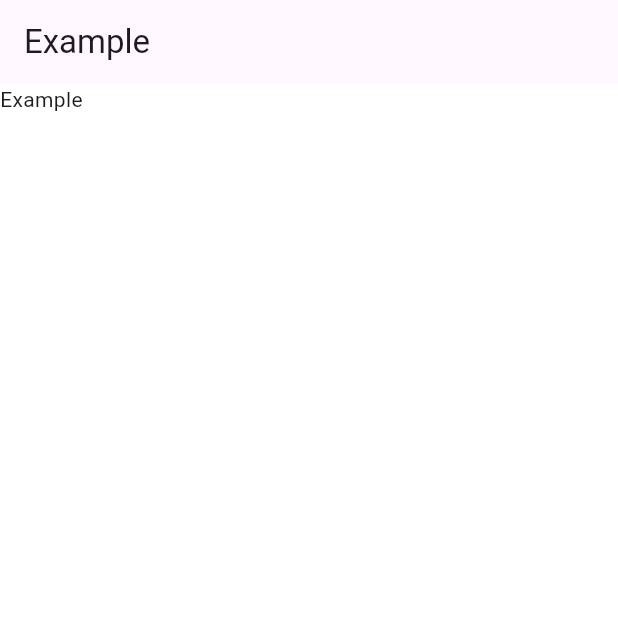
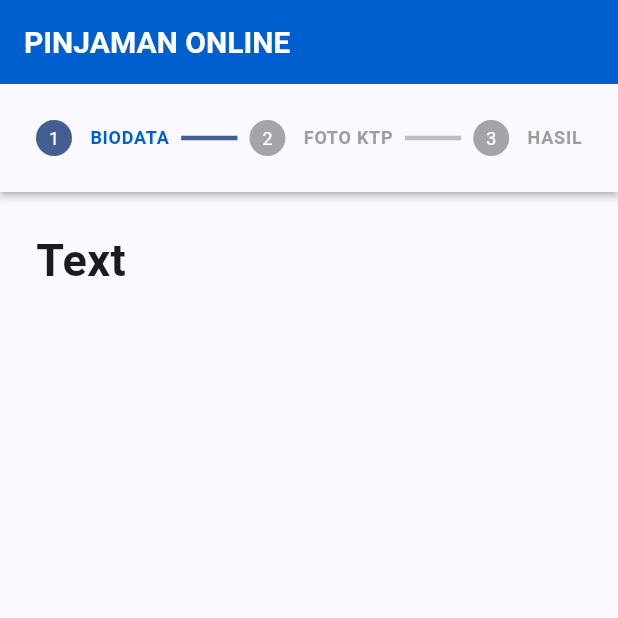
Before and after one commit to Leviansky/assestment-SERU, a Flutter app: the screen it shows after launch, on a phone screen of 412 x 824 dp, the top half of it. Run offline on Flutter 3.47's test engine with Material 3 defaults, Android fonts, the phone set to English and light mode, and no system bars; our stand-ins replace get; missing offline and left inert: flutter_wizard; Roboto replaces fonts that are missing (Nunito).

```diff
--- a/lib/app/modules/register-pinjol/controllers/register_pinjol_controller.dart
+++ b/lib/app/modules/register-pinjol/controllers/register_pinjol_controller.dart
@@ -1,5 +1,23 @@
+import 'package:flutter/material.dart';
 import 'package:get/get.dart';
+import 'package:mobile_app/app/modules/register-pinjol/views/register_pinjol_step1_view.dart';
 
 class RegisterPinjolController extends GetxController {
   static RegisterPinjolController get to => Get.find();
+
+  int index = 0;
+
+  void goContinue() {
+    if (index < 2) {
+      index += 1;
+      update();
+    }
+  }
+
+  void goCancel() {
+    if (index > 0) {
+      index -= 1;
+      update();
+    }
+  }
 }
--- /dev/null
+++ b/lib/app/modules/register-pinjol/views/register_pinjol_step1_view.dart
@@ -0,0 +1,23 @@
+// ignore_for_file: camel_case_types, prefer_typing_uninitialized_variables
+
+import 'package:flutter/material.dart';
+
+class RegisterStep1 extends StatefulWidget {
+  const RegisterStep1({Key? key}) : super(key: key);
+
+  @override
+  State<RegisterStep1> createState() => _RegisterStep1State();
+}
+
+class _RegisterStep1State extends State<RegisterStep1> {
+  @override
+  Widget build(BuildContext context) {
+    return Text(
+      'Text',
+      style: TextStyle(
+        fontSize: 30,
+        fontWeight: FontWeight.bold,
+      ),
+    );
+  }
+}
--- a/lib/app/modules/register-pinjol/views/register_pinjol_view.dart
+++ b/lib/app/modules/register-pinjol/views/register_pinjol_view.dart
@@ -1,7 +1,8 @@
 import 'package:flutter/material.dart';
+import 'package:flutter_wizard/flutter_wizard.dart';
 import 'package:get/get.dart';
-
-import '../../../../resources/colors.dart';
+import 'package:mobile_app/app/modules/register-pinjol/views/register_pinjol_step1_view.dart';
+import 'package:mobile_app/resources/colors.dart';
 import '../controllers/register_pinjol_controller.dart';
 
 class RegisterPinjolView extends StatefulWidget {
@@ -16,12 +17,100 @@ class _RegisterPinjolViewState extends State<RegisterPinjolView> {
 
   @override
   Widget build(BuildContext context) {
-    return Scaffold(
-      backgroundColor: Colors.white,
-      appBar: AppBar(
-        title: Text('Example'),
-      ),
-      body: Text('Example'),
+    return GetBuilder<RegisterPinjolController>(
+      builder: (controller) {
+        return Scaffold(
+          appBar: AppBar(
+            backgroundColor: AppColors.primary,
+            title: const Text(
+              'PINJAMAN ONLINE',
+              style: TextStyle(
+                fontSize: 20,
+                fontWeight: FontWeight.bold,
+                color: Colors.white,
+              ),
+            ),
+          ),
+          body: SingleChildScrollView(
+            controller: ScrollController(),
+            child: Column(
+              children: [
+                SizedBox(
+                  height: MediaQuery.of(context).size.height,
+                  width: MediaQuery.of(context).size.width,
+                  child: Stepper(
+                    steps: [
+                      Step(
+                        title: Text(
+                          'BIODATA',
+                          style: TextStyle(
+                            fontSize: 12,
+                            fontWeight: FontWeight.w600,
+                            color: controller.index == 0 || controller.index > 0
+                                ? AppColors.primary
+                                : Colors.grey,
+                          ),
+                        ),
+                        content: const RegisterStep1(),
+                        isActive: controller.index == 0 || controller.index > 0
+                            ? true
+                            : false,
+                        state: controller.index > 0
+                            ? StepState.complete
+                            : StepState.disabled,
+                      ),
+                      Step(
+                        title: Text(
+                          'FOTO KTP',
+                          style: TextStyle(
+                            fontSize: 12,
+                            fontWeight: FontWeight.w600,
+                            color: controller.index == 1 || controller.index > 1
+                                ? AppColors.primary
+                                : Colors.grey,
+                          ),
+                        ),
+                        content: const Text("Ini adalah langkah 2"),
+                        isActive: controller.index == 1 || controller.index > 1
+                            ? true
+                            : false,
+                        state: controller.index > 1
+                            ? StepState.complete
+                            : StepState.disabled,
+                      ),
+                      Step(
+                        title: Text(
+                          'HASIL',
+                          style: TextStyle(
+                            fontSize: 12,
+                            fontWeight: FontWeight.w600,
+                            color: controller.index == 2 || controller.index > 2
+                                ? AppColors.primary
+                                : Colors.grey,
+                          ),
+                        ),
+                        content: const Text("Ini adalah langkah 3"),
+                        isActive: controller.index == 2 || controller.index > 2
+                            ? true
+                            : false,
+                        state: controller.index > 2
+                            ? StepState.complete
+                            : StepState.disabled,
+                      ),
+                    ],
+                    type: StepperType.horizontal,
+                    currentStep: controller.index,
+                    connectorThickness: 3,
+                    controlsBuilder: (context, details) {
+                      return const SizedBox.shrink();
+                    },
+                  ),
+                ),
+              ],
+            ),
+          ),
+        );
+      },
     );
   }
 }
--- a/lib/main.dart
+++ b/lib/main.dart
@@ -1,6 +1,7 @@
 import 'package:flutter/material.dart';
 import 'package:get/get.dart';
 import 'package:mobile_app/app/routes/app_pages.dart';
+import 'package:mobile_app/resources/colors.dart';
 
 void main() async {
   runApp(
@@ -9,7 +10,7 @@ void main() async {
       title: 'Pinjool',
       theme: ThemeData(
         fontFamily: 'Nunito',
-        colorScheme: ColorScheme.fromSeed(seedColor: Colors.deepPurple),
+        colorScheme: ColorScheme.fromSeed(seedColor: AppColors.primary),
         useMaterial3: true,
       ),
       initialRoute: AppPages.initial,
--- a/pubspec.yaml
+++ b/pubspec.yaml
@@ -31,6 +31,7 @@ dependencies:
   flutter:
     sdk: flutter
   get: ^4.6.6
+  flutter_wizard: ^2.0.5
 
   # The following adds the Cupertino Icons font to your application.
   # Use with the CupertinoIcons class for iOS style icons.
```
Also changed, not shown: pubspec.lock.
